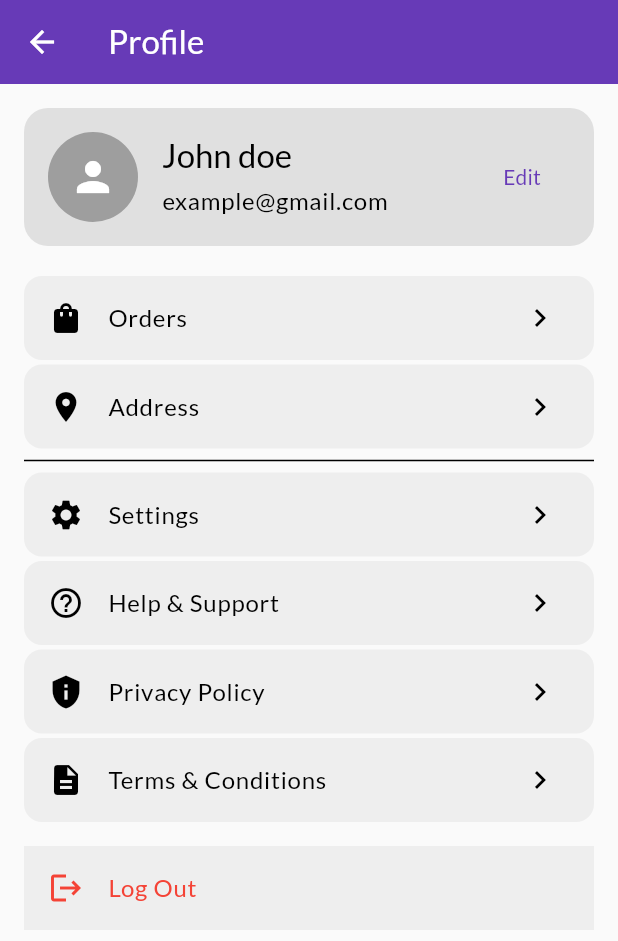
After one commit to neeraj-bhatt/flutter-projects, a Flutter app: the screen it shows once a user with an empty profile is signed in, after a tap on the "account circle" icon, on a phone screen of 412 x 824 dp. The commit adds this screen. Shown: the top 941 px of the screen. Run offline on Flutter 3.47's test engine with Material 3 defaults, Android fonts, the phone set to English and light mode, and no system bars; our stand-ins replace cached_network_image, cloud_firestore, firebase_auth, firebase_core, flutter_riverpod, google_fonts and 5 more; accounts and stored records are empty; generated files the repository leaves out were written again; network calls fail.

Commit message:
profile view and signout logic added

```diff
--- a/e_commerce/lib/features/auth/auth_view/auth_view.dart
+++ b/e_commerce/lib/features/auth/auth_view/auth_view.dart
@@ -10,6 +10,8 @@ class AuthScreen extends ConsumerWidget {
 
   @override
   Widget build(BuildContext context, WidgetRef ref) {
+    final formKey = GlobalKey<FormState>();
+
     final viewModel = ref.watch(authViewModelProvider);
     final vm = ref.read(authViewModelProvider.notifier);
 
@@ -20,7 +22,7 @@ class AuthScreen extends ConsumerWidget {
         child: Padding(
           padding: const EdgeInsets.all(16.0),
           child: Form(
-            key: viewModel.formKey,
+            key: formKey,
             child: SingleChildScrollView(
               child: Column(
                   mainAxisSize: MainAxisSize.min,
@@ -91,7 +93,10 @@ class AuthScreen extends ConsumerWidget {
                       child: CustomButton(
                         text: viewModel.isLogin ? 'LogIn' : 'SignUp',
                         onPressed: () {
-                          vm.validateAndSave();
+                          final isValid = formKey.currentState!.validate();
+                          if(!isValid) return;
+                          formKey.currentState!.save();
+                          vm.save();
                         },
                       ),
                     ),
--- /dev/null
+++ b/e_commerce/lib/features/profile/view/profile_view.dart
@@ -0,0 +1,91 @@
+import 'package:flutter/material.dart';
+import 'package:flutter_riverpod/flutter_riverpod.dart';
+
+import 'package:e_commerce/features/profile/view_model/profile_view_model.dart';
+import 'package:e_commerce/features/profile/widgets/user_card.dart';
+import 'package:e_commerce/features/profile/widgets/profile_tile.dart';
+import 'package:e_commerce/features/auth/auth_view/auth_wapper.dart';
+
+class ProfileView extends ConsumerWidget {
+  const ProfileView({super.key});
+
+  void _showLogoutDialog(BuildContext context, WidgetRef ref) {
+    showDialog(
+      context: context,
+      builder: (ctx) => AlertDialog(
+        title: const Text('Confirm Logout'),
+        content: const Text('Are you sure you want to log out?'),
+        actions: [
+          TextButton(
+            onPressed: () {
+              Navigator.pop(ctx);
+            },
+            child: const Text('Cancel'),
+          ),
+          TextButton(
+              onPressed: () async {
+                Navigator.pop(ctx);
+                await ref.read(profileViewModelProvider).signOut();
+                if (context.mounted) {
+                  Navigator.of(context).pushAndRemoveUntil(
+                    MaterialPageRoute(
+                      builder: (ctx) => AuthWrapper(),
+                    ),
+                    (route) => false,
+                  );
+                }
+              },
+              child: Text(
+                'Logout',
+                style: TextStyle(color: Colors.red),
+              ))
+        ],
+      ),
+    );
+  }
+
+  @override
+  Widget build(BuildContext context, WidgetRef ref) {
+    final user = ref.watch(profileViewModelProvider).user;
+    return Scaffold(
+      appBar: AppBar(
+        title: const Text('Profile'),
+        foregroundColor: Theme.of(context).colorScheme.onPrimary,
+        backgroundColor: Theme.of(context).colorScheme.primary,
+      ),
+      body: ListView(
+        padding: const EdgeInsets.all(16),
+        children: [
+          UserCard(),
+          const SizedBox(height: 20),
+          ProfileTile(icon: Icons.shopping_bag, title: 'Orders', onTap: () {}),
+          const SizedBox(height: 3),
+          ProfileTile(icon: Icons.location_on, title: 'Address', onTap: () {}),
+          const Divider(),
+          ProfileTile(icon: Icons.settings, title: 'Settings', onTap: () {}),
+          const SizedBox(height: 3),
+          ProfileTile(
+              icon: Icons.help_outline, title: 'Help & Support', onTap: () {}),
+          const SizedBox(height: 3),
+          ProfileTile(
+              icon: Icons.privacy_tip, title: 'Privacy Policy', onTap: () {}),
+          const SizedBox(height: 3),
+          ProfileTile(
+              icon: Icons.description,
+              title: 'Terms & Conditions',
+              onTap: () {}),
+          const SizedBox(height: 16),
+          ListTile(
+            onTap: () => _showLogoutDialog(context, ref),
+            leading: const Icon(
+              Icons.logout,
+              color: Colors.red,
+            ),
+            title: const Text("Log Out", style: TextStyle(color: Colors.red)),
+            tileColor: Colors.grey[200],
+          )
+        ],
+      ),
+    );
+  }
+}
--- /dev/null
+++ b/e_commerce/lib/features/profile/widgets/profile_tile.dart
@@ -0,0 +1,24 @@
+import 'package:flutter/material.dart';
+
+class ProfileTile extends StatelessWidget {
+  final IconData icon;
+  final String title;
+  final VoidCallback onTap;
+  const ProfileTile(
+      {super.key,
+      required this.icon,
+      required this.title,
+      required this.onTap});
+
+  @override
+  Widget build(BuildContext context) {
+    return ListTile(
+      onTap: onTap,
+      tileColor: Colors.grey[200],
+      leading: Icon(icon),
+      title: Text(title),
+      trailing: Icon(Icons.chevron_right),
+      shape: RoundedRectangleBorder(borderRadius: BorderRadius.circular(12.0)),
+    );
+  }
+}
--- /dev/null
+++ b/e_commerce/lib/features/profile/widgets/user_card.dart
@@ -0,0 +1,54 @@
+import 'package:flutter/material.dart';
+import 'package:firebase_auth/firebase_auth.dart';
+
+class UserCard extends StatelessWidget {
+  final User? user;
+  const UserCard({super.key, this.user});
+
+  @override
+  Widget build(BuildContext context) {
+    return Container(
+      padding: const EdgeInsets.all(16),
+      decoration: BoxDecoration(
+        color: Colors.grey[300],
+        borderRadius: BorderRadius.circular(16),
+      ),
+      child: Row(
+        children: [
+          const CircleAvatar(
+            radius: 30,
+            backgroundColor: Colors.grey,
+            child: Icon(
+              Icons.person,
+              size: 32,
+              color: Colors.white,
+            ),
+          ),
+          const SizedBox(width: 16),
+          Expanded(
+            child: Column(
+              crossAxisAlignment: CrossAxisAlignment.start,
+              children: [
+                Text(
+                  'John doe',
+                  style: Theme.of(context).textTheme.titleLarge!.copyWith(
+                      color: Theme.of(context).colorScheme.onSecondary),
+                ),
+                const SizedBox(height: 4),
+                Text(
+                  'example@gmail.com',
+                  style: Theme.of(context).textTheme.bodyLarge!.copyWith(
+                      color: Theme.of(context).colorScheme.onSecondary),
+                ),
+              ],
+            ),
+          ),
+          TextButton(
+            onPressed: () {},
+            child: Text('Edit'),
+          )
+        ],
+      ),
+    );
+  }
+}
--- a/e_commerce/lib/features/tab/tab_screen.dart
+++ b/e_commerce/lib/features/tab/tab_screen.dart
@@ -3,6 +3,7 @@ import 'package:flutter/material.dart';
 import 'package:e_commerce/features/home/home_view.dart';
 import 'package:e_commerce/features/cart/cart_view.dart';
 import 'package:e_commerce/features/wishlist/wishlist_screen.dart';
+import 'package:e_commerce/features/profile/view/profile_view.dart';
 
 class TabScreen extends StatefulWidget {
   const TabScreen({super.key});
@@ -41,6 +42,20 @@ class _TabScreenState extends State<TabScreen> {
               .titleLarge!
               .copyWith(color: Theme.of(context).colorScheme.onPrimary),
         ),
+        actions: [
+          IconButton(
+            onPressed: () {
+              Navigator.push(
+                  context,
+                  MaterialPageRoute(
+                    builder: (ctx) => ProfileView(),
+                  ));
+            },
+            icon: Icon(Icons.account_circle),
+            iconSize: 30,
+            color: Colors.white,
+          )
+        ],
         backgroundColor: Theme.of(context).colorScheme.primary,
       ),
       body: SafeArea(child: activePage),
--- a/e_commerce/lib/main.dart
+++ b/e_commerce/lib/main.dart
@@ -21,6 +21,7 @@ final theme = ThemeData(
     shape: RoundedRectangleBorder(
       borderRadius: BorderRadius.circular(12.0),
     ),
+    color: Colors.grey[100],
   ),
 );
 
```
Also changed, not shown: e_commerce/lib/features/auth/auth_service.dart (+8 -8 lines), e_commerce/lib/features/auth/auth_view_model.dart (+1 -7 lines), e_commerce/lib/features/profile/view_model/profile_view_model.dart (added, +13 -0 lines), e_commerce/assets/readme_img/emptycart.png (added), e_commerce/assets/readme_img/emptywishlist.png (added), e_commerce/assets/readme_img/home.png (added), e_commerce/assets/readme_img/login.png (added), e_commerce/assets/readme_img/profile.png (added), e_commerce/assets/readme_img/signup.png (added).
